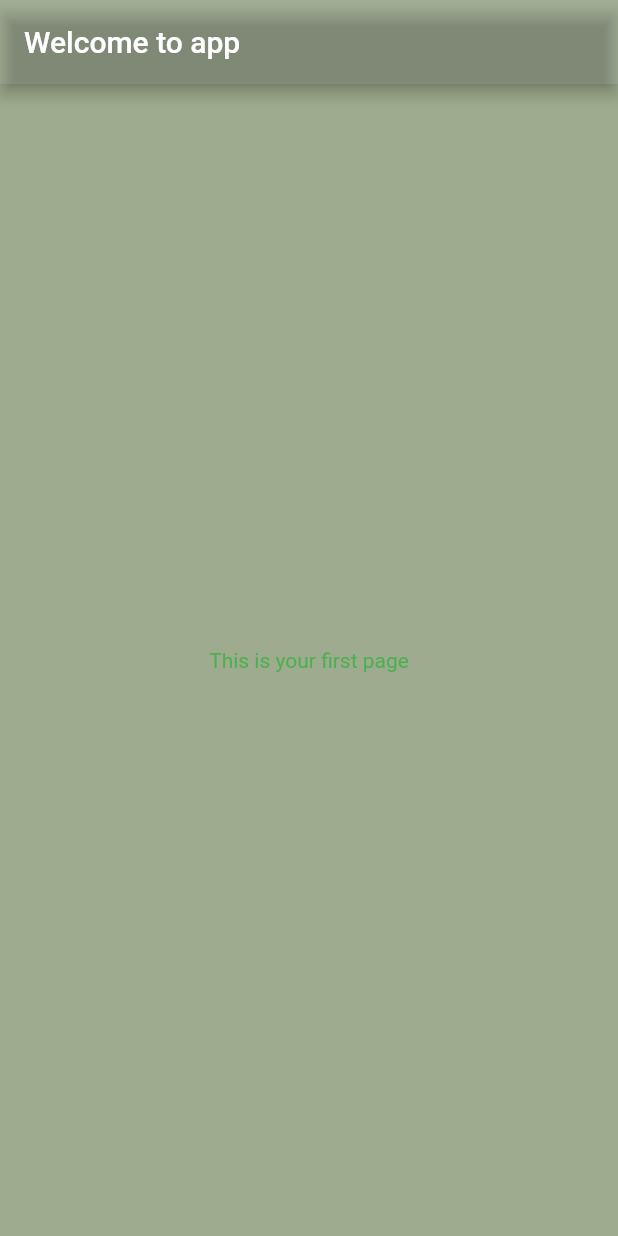
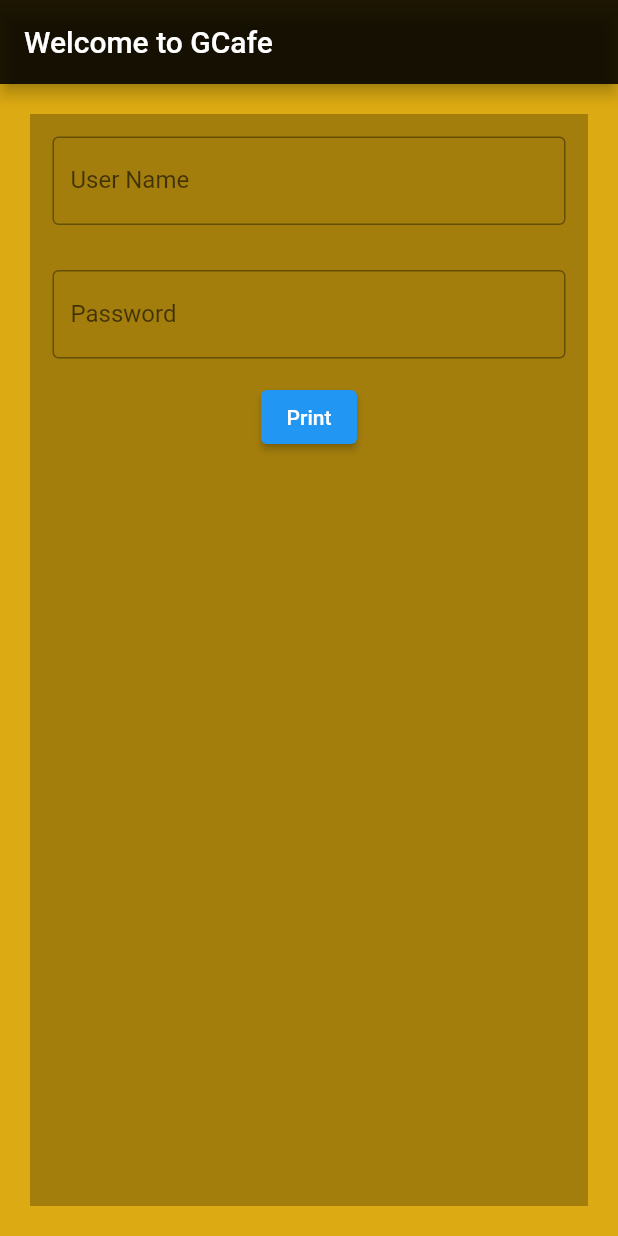
Before and after one commit to aryaglekshmi/flutter-intro-app, a Flutter app: the screen it shows after launch, on a phone screen of 412 x 824 dp. Run offline on Flutter 3.47's test engine with Material 2 defaults, Android fonts, the phone set to English and light mode, and no system bars.

Commit message:
Added username and password in Ui and displayed entered value

```diff
--- a/lib/main.dart
+++ b/lib/main.dart
@@ -1,7 +1,8 @@
+import 'package:flutter/animation.dart';
 import 'package:flutter/material.dart';
 
 void main() {
-  runApp(myApp());
+  runApp(const myApp());
 }
 
 class myApp extends StatelessWidget {
@@ -10,28 +11,82 @@ class myApp extends StatelessWidget {
   @override
   Widget build(BuildContext context) {
     return MaterialApp(
-      theme: ThemeData(primaryColor: Colors.white60),
+      theme: ThemeData(primaryColor: const Color(0x99ad2c2c)),
       home: HomeScreen(),
     );
   }
 }
 
-class HomeScreen extends StatelessWidget {
-  const HomeScreen({Key? key}) : super(key: key);
+class HomeScreen extends StatefulWidget {
+  HomeScreen({Key? key}) : super(key: key);
+
+  @override
+  State<HomeScreen> createState() => _HomeScreenState();
+}
+
+class _HomeScreenState extends State<HomeScreen> {
+  final TextEditingController _username = TextEditingController();
+
+  final TextEditingController _password = TextEditingController();
+
+  String _usernamepassword = "";
+
   @override
   Widget build(BuildContext context) {
     return Scaffold(
-      backgroundColor: Color(0xff9eab8e),
-      appBar: AppBar(
-        backgroundColor: Colors.white10,
-        title: const Text("Welcome to app"),
-      ),
-      body: const Center(
-        child: Text(
-          "This is your first page",
-          style: TextStyle(color: Colors.green),
+        backgroundColor: const Color(0xffdcaa12),
+        appBar: AppBar(
+          backgroundColor: Colors.black87,
+          title: const Text("Welcome to GCafe"),
         ),
-      ),
-    );
+        body: Padding(
+          padding: const EdgeInsets.all(20),
+          child: Container(
+            color: Colors.black26,
+            child: Column(children: [
+              Padding(
+                padding: const EdgeInsets.all(15),
+                child: TextField(
+                  controller: _username,
+                  decoration: const InputDecoration(
+                    border: OutlineInputBorder(),
+                    labelText: 'User Name',
+                    hintText: 'Enter Your Name',
+                  ),
+                ),
+              ),
+              Padding(
+                padding: const EdgeInsets.all(15),
+                child: TextField(
+                  controller: _password,
+                  obscureText: true,
+                  enableSuggestions: false,
+                  autocorrect: false,
+                  decoration: const InputDecoration(
+                    border: OutlineInputBorder(),
+                    labelText: 'Password',
+                    hintText: 'Enter Password',
+                  ),
+                ),
+              ),
+              ElevatedButton(
+                  onPressed: () {
+                    setState(() {
+                      _usernamepassword = "User name is " +
+                          _username.text +
+                          "and Password is " +
+                          _password.text;
+                      _password.text = "";
+                      _username.text = "";
+                    });
+                  },
+                  child: const Text("Print")),
+              Padding(
+                padding: const EdgeInsets.all(15),
+                child: Text(_usernamepassword),
+              )
+            ]),
+          ),
+        ));
   }
 }
```
